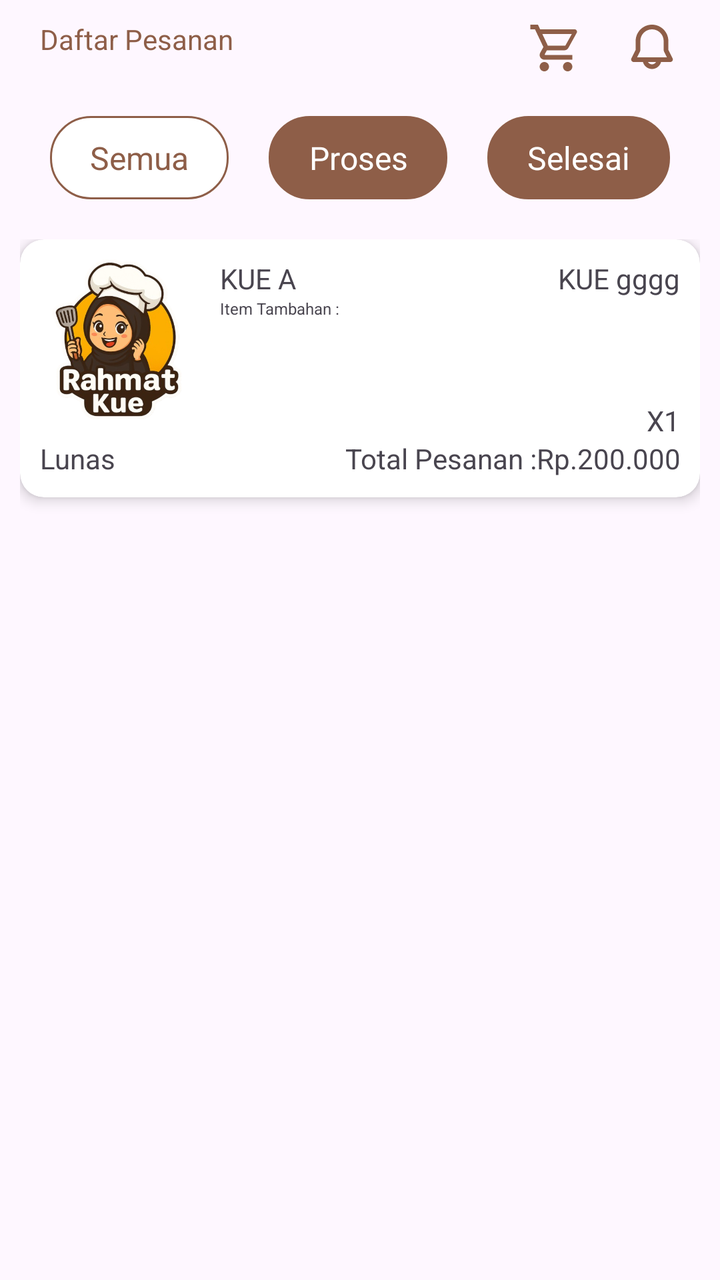
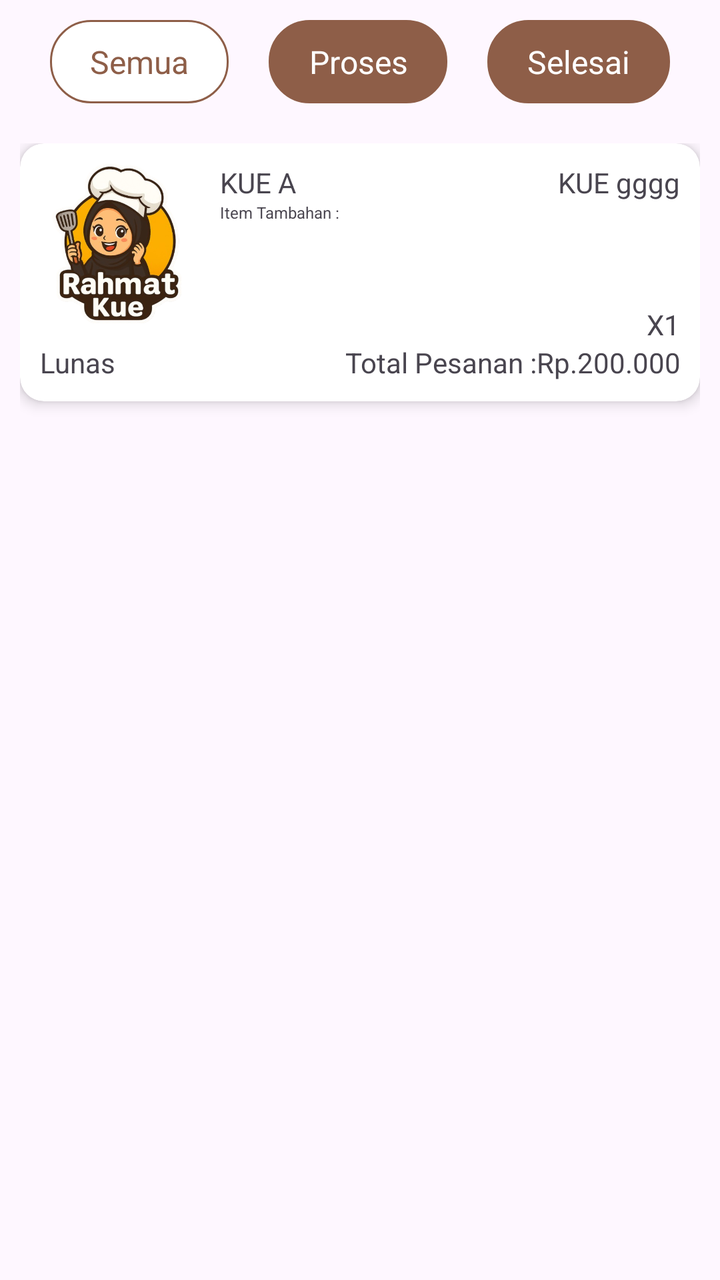

The first picture is an Android layout as it rendered before a commit; the second is the same layout after the commit. The layout source and the unified diff follow.
<!-- AndroidManifest.xml: application theme Theme.RahmatBakery -->
<!-- res/layout/fragment_pesanan.xml -->
<?xml version="1.0" encoding="utf-8"?>
<LinearLayout xmlns:android="http://schemas.android.com/apk/res/android"
    xmlns:app="http://schemas.android.com/apk/res-auto"
    xmlns:tools="http://schemas.android.com/tools"
    android:layout_width="match_parent"
    android:layout_height="match_parent"
    tools:context=".pelanggan.PesananFragment"
    android:orientation="vertical">


    
    <RelativeLayout
        android:layout_width="match_parent"
        android:layout_height="wrap_content"
        android:padding="10dp"
        >

        <TextView
            android:layout_marginLeft="10dp"
            android:layout_width="wrap_content"
            android:layout_height="wrap_content"
            android:text="Daftar Pesanan"
            android:textColor="@color/primary"
            style="@style/TextAppearance.Material3.HeadlineSmall.Emphasized"
            />

        <ImageView
            android:id="@+id/icon_cart"
            android:layout_width="28dp"
            android:layout_height="28dp"
            android:background="@android:color/transparent"
            android:src="@drawable/cart"
            android:layout_marginRight="20dp"
            android:layout_toLeftOf="@id/icon_notif"
            />

        <ImageView
            android:id="@+id/icon_notif"
            android:layout_width="28dp"
            android:layout_height="28dp"
            android:background="@android:color/transparent"
            android:src="@drawable/notif"
            android:layout_alignParentEnd="true"
            android:layout_marginRight="10dp"
            />

    </RelativeLayout>


    
    <LinearLayout
        android:layout_width="wrap_content"
        android:layout_height="wrap_content"
        android:orientation="horizontal"
        android:layout_gravity="center"
        android:padding="10dp">
        <TextView
            android:id="@+id/btn_semua"
            android:layout_width="wrap_content"
            android:layout_height="wrap_content"
            android:layout_below="@id/SearchBar"
            android:text="Semua"
            android:textColor="@color/primary"
            android:background="@drawable/btn_outline"
            android:textSize="16sp"
            android:layout_marginHorizontal="10dp"
            android:textAlignment="center"
            />

        <TextView
            android:id="@+id/btn_proses"
            android:layout_width="wrap_content"
            android:layout_height="wrap_content"
            android:layout_below="@id/SearchBar"
            android:text="Proses"
            android:textColor="@color/white"
            android:background="@drawable/btn_full"
            android:layout_toRightOf="@id/btn_semua"
            android:textSize="16sp"
            android:layout_marginHorizontal="10dp"
            android:textAlignment="center"
            />

        <TextView
            android:id="@+id/btn_selesai"
            android:layout_width="wrap_content"
            android:layout_height="wrap_content"
            android:layout_below="@id/SearchBar"
            android:text="Selesai"
            android:textColor="@color/white"
            android:background="@drawable/btn_full"
            android:layout_toRightOf="@id/btn_proses"
            android:textSize="16sp"
            android:layout_marginHorizontal="10dp"
            android:textAlignment="center"
            />
    </LinearLayout>

    
    <ScrollView
        android:layout_width="match_parent"
        android:layout_height="match_parent">

        <LinearLayout
        android:layout_width="match_parent"
        android:layout_height="match_parent"
        android:padding="10dp"
        android:orientation="vertical">


        <androidx.cardview.widget.CardView
        android:id="@+id/pesanan1"
        android:layout_width="match_parent"
        android:layout_height="wrap_content"
        android:backgroundTint="@color/cardview_light_background"
        app:cardElevation="4dp"
        app:cardCornerRadius="12dp"
        android:layout_marginBottom="10dp">

        <RelativeLayout
        android:layout_width="match_parent"
        android:layout_height="wrap_content"
        android:padding="10dp">

        <ImageView
            android:id="@+id/imgProduct1"
            android:layout_width="80dp"
            android:layout_height="80dp"
            android:src="@drawable/logo"
            android:scaleType="centerCrop" />

            <TextView
                android:id="@+id/namakue"
                android:layout_width="match_parent"
                android:layout_height="wrap_content"
                android:layout_toRightOf="@id/imgProduct1"
                android:layout_marginStart="10dp"
                android:text="KUE A"/>

            <TextView
                android:layout_width="match_parent"
                android:layout_height="wrap_content"
                android:gravity="right"
                android:text="KUE gggg"/>

            <TextView
                android:id="@+id/itemtambahan"
                android:layout_width="match_parent"
                android:layout_height="wrap_content"
                android:layout_toRightOf="@id/imgProduct1"
                android:layout_marginStart="10dp"
                android:textSize="8sp"
                android:layout_below="@id/namakue"
                android:text="Item Tambahan :"/>

            <TextView
                android:id="@+id/statuspembayaran"
                android:layout_width="match_parent"
                android:layout_height="wrap_content"
                android:layout_below="@id/imgProduct1"
                android:layout_marginTop="10dp"
                android:text="Lunas"/>

            <TextView
                android:id="@+id/totalpesanan"
                android:layout_width="match_parent"
                android:layout_height="wrap_content"
                android:layout_alignBottom="@id/statuspembayaran"
                android:layout_marginStart="10dp"
                android:gravity="right"
                android:text="Total Pesanan :Rp.200.000"/>

            <TextView
                android:layout_width="match_parent"
                android:layout_height="wrap_content"
                android:layout_above="@id/totalpesanan"
                android:text="X1"
                android:gravity="right"/>

        </RelativeLayout>
    </androidx.cardview.widget.CardView>
    </LinearLayout>

    </ScrollView>

</LinearLayout>
<!-- resources referenced by this layout -->
<resources>
  <color name="primary">#8E5E48</color>
  <color name="white">#FFFFFFFF</color>
  <!-- drawable btn_full (drawable) -->
  <?xml version="1.0" encoding="utf-8"?>
  <shape xmlns:android="http://schemas.android.com/apk/res/android">
      <solid android:color="@color/primary"/>
      <corners android:radius="20dp" />
      <padding android:left="20dp" android:top="10dp"
          android:right="20dp" android:bottom="10dp" />
      <stroke android:color="@color/primary" android:width="1dp" />
  </shape>
  <!-- drawable cart (drawable) -->
  <vector xmlns:android="http://schemas.android.com/apk/res/android"
      android:width="34dp"
      android:height="34dp"
      android:viewportWidth="34"
      android:viewportHeight="34">
    <path
        android:pathData="M24.083,25.5C24.835,25.5 25.556,25.798 26.087,26.33C26.618,26.861 26.917,27.582 26.917,28.333C26.917,29.085 26.618,29.805 26.087,30.337C25.556,30.868 24.835,31.167 24.083,31.167C23.332,31.167 22.611,30.868 22.08,30.337C21.549,29.805 21.25,29.085 21.25,28.333C21.25,26.761 22.511,25.5 24.083,25.5ZM1.417,2.833H6.049L7.381,5.667H28.333C28.709,5.667 29.069,5.816 29.335,6.082C29.601,6.347 29.75,6.708 29.75,7.083C29.75,7.324 29.679,7.565 29.58,7.792L24.508,16.957C24.027,17.822 23.092,18.417 22.029,18.417H11.475L10.2,20.726L10.158,20.896C10.158,20.99 10.195,21.08 10.261,21.146C10.328,21.213 10.418,21.25 10.512,21.25H26.917V24.083H9.917C9.165,24.083 8.445,23.785 7.913,23.253C7.382,22.722 7.083,22.001 7.083,21.25C7.083,20.754 7.211,20.287 7.423,19.89L9.35,16.419L4.25,5.667H1.417V2.833ZM9.917,25.5C10.668,25.5 11.389,25.798 11.92,26.33C12.452,26.861 12.75,27.582 12.75,28.333C12.75,29.085 12.452,29.805 11.92,30.337C11.389,30.868 10.668,31.167 9.917,31.167C9.165,31.167 8.445,30.868 7.913,30.337C7.382,29.805 7.083,29.085 7.083,28.333C7.083,26.761 8.344,25.5 9.917,25.5ZM22.667,15.583L26.605,8.5H8.698L12.042,15.583H22.667Z"
        android:fillColor="#8E5E48"/>
  </vector>
  <!-- drawable notif (drawable) -->
  <vector xmlns:android="http://schemas.android.com/apk/res/android"
      android:width="36dp"
      android:height="36dp"
      android:viewportWidth="36"
      android:viewportHeight="36">
    <path
        android:pathData="M7.5,13.5C7.5,10.715 8.606,8.045 10.575,6.075C12.545,4.106 15.215,3 18,3C20.785,3 23.455,4.106 25.425,6.075C27.394,8.045 28.5,10.715 28.5,13.5V19.146L31.233,24.612C31.359,24.864 31.418,25.143 31.406,25.424C31.393,25.705 31.309,25.978 31.161,26.218C31.013,26.457 30.806,26.654 30.561,26.791C30.315,26.928 30.038,27 29.757,27H23.811C23.477,28.287 22.726,29.427 21.674,30.241C20.622,31.055 19.33,31.497 18,31.497C16.67,31.497 15.378,31.055 14.326,30.241C13.274,29.427 12.523,28.287 12.189,27H6.243C5.962,27 5.685,26.928 5.439,26.791C5.194,26.654 4.987,26.457 4.839,26.218C4.691,25.978 4.607,25.705 4.594,25.424C4.582,25.143 4.641,24.864 4.767,24.612L7.5,19.146V13.5ZM15.402,27C15.665,27.456 16.044,27.835 16.5,28.098C16.956,28.361 17.473,28.5 18,28.5C18.527,28.5 19.044,28.361 19.5,28.098C19.956,27.835 20.335,27.456 20.598,27H15.402ZM18,6C16.011,6 14.103,6.79 12.697,8.197C11.29,9.603 10.5,11.511 10.5,13.5V19.146C10.5,19.611 10.392,20.071 10.184,20.487L8.429,24H27.573L25.818,20.487C25.609,20.071 25.5,19.612 25.5,19.146V13.5C25.5,11.511 24.71,9.603 23.303,8.197C21.897,6.79 19.989,6 18,6Z"
        android:fillColor="#8E5E48"
        android:fillType="evenOdd"/>
  </vector>
  <style name="Theme.RahmatBakery" parent="Base.Theme.RahmatBakery" />
  <style name="Base.Theme.RahmatBakery" parent="Theme.Material3.DayNight.NoActionBar">
          
           <item name="colorPrimary">@color/primary</item>
          <item name="colorOnPrimary">@color/background</item>
          <item name="colorSecondary">@color/primary</item>
          <item name="colorOnSecondary">@color/background</item>
  
      </style>
  <color name="background">#FFF6F3</color>
  <!-- unchanged entries left out for length: 2 -->
</resources>

<!-- the commit's change to res/layout/fragment_pesanan.xml (unified diff, before → after) -->
@@ -4,48 +4,8 @@
     xmlns:tools="http://schemas.android.com/tools"
     android:layout_width="match_parent"
     android:layout_height="match_parent"
-    tools:context=".pelanggan.PesananFragment"
+    tools:context=".pelanggan.fragment.PesananFragment"
     android:orientation="vertical">
-
-
-    
-    <RelativeLayout
-        android:layout_width="match_parent"
-        android:layout_height="wrap_content"
-        android:padding="10dp"
-        >
-
-        <TextView
-            android:layout_marginLeft="10dp"
-            android:layout_width="wrap_content"
-            android:layout_height="wrap_content"
-            android:text="Daftar Pesanan"
-            android:textColor="@color/primary"
-            style="@style/TextAppearance.Material3.HeadlineSmall.Emphasized"
-            />
-
-        <ImageView
-            android:id="@+id/icon_cart"
-            android:layout_width="28dp"
-            android:layout_height="28dp"
-            android:background="@android:color/transparent"
-            android:src="@drawable/cart"
-            android:layout_marginRight="20dp"
-            android:layout_toLeftOf="@id/icon_notif"
-            />
-
-        <ImageView
-            android:id="@+id/icon_notif"
-            android:layout_width="28dp"
-            android:layout_height="28dp"
-            android:background="@android:color/transparent"
-            android:src="@drawable/notif"
-            android:layout_alignParentEnd="true"
-            android:layout_marginRight="10dp"
-            />
-
-    </RelativeLayout>
-
 
     
     <LinearLayout
<!-- resource entries referenced after the edit -->
@@ -11,27 +11,6 @@
           android:right="20dp" android:bottom="10dp" />
       <stroke android:color="@color/primary" android:width="1dp" />
   </shape>
-  <!-- drawable cart (drawable) -->
-  <vector xmlns:android="http://schemas.android.com/apk/res/android"
-      android:width="34dp"
-      android:height="34dp"
-      android:viewportWidth="34"
-      android:viewportHeight="34">
-    <path
-        android:pathData="M24.083,25.5C24.835,25.5 25.556,25.798 26.087,26.33C26.618,26.861 26.917,27.582 26.917,28.333C26.917,29.085 26.618,29.805 26.087,30.337C25.556,30.868 24.835,31.167 24.083,31.167C23.332,31.167 22.611,30.868 22.08,30.337C21.549,29.805 21.25,29.085 21.25,28.333C21.25,26.761 22.511,25.5 24.083,25.5ZM1.417,2.833H6.049L7.381,5.667H28.333C28.709,5.667 29.069,5.816 29.335,6.082C29.601,6.347 29.75,6.708 29.75,7.083C29.75,7.324 29.679,7.565 29.58,7.792L24.508,16.957C24.027,17.822 23.092,18.417 22.029,18.417H11.475L10.2,20.726L10.158,20.896C10.158,20.99 10.195,21.08 10.261,21.146C10.328,21.213 10.418,21.25 10.512,21.25H26.917V24.083H9.917C9.165,24.083 8.445,23.785 7.913,23.253C7.382,22.722 7.083,22.001 7.083,21.25C7.083,20.754 7.211,20.287 7.423,19.89L9.35,16.419L4.25,5.667H1.417V2.833ZM9.917,25.5C10.668,25.5 11.389,25.798 11.92,26.33C12.452,26.861 12.75,27.582 12.75,28.333C12.75,29.085 12.452,29.805 11.92,30.337C11.389,30.868 10.668,31.167 9.917,31.167C9.165,31.167 8.445,30.868 7.913,30.337C7.382,29.805 7.083,29.085 7.083,28.333C7.083,26.761 8.344,25.5 9.917,25.5ZM22.667,15.583L26.605,8.5H8.698L12.042,15.583H22.667Z"
-        android:fillColor="#8E5E48"/>
-  </vector>
-  <!-- drawable notif (drawable) -->
-  <vector xmlns:android="http://schemas.android.com/apk/res/android"
-      android:width="36dp"
-      android:height="36dp"
-      android:viewportWidth="36"
-      android:viewportHeight="36">
-    <path
-        android:pathData="M7.5,13.5C7.5,10.715 8.606,8.045 10.575,6.075C12.545,4.106 15.215,3 18,3C20.785,3 23.455,4.106 25.425,6.075C27.394,8.045 28.5,10.715 28.5,13.5V19.146L31.233,24.612C31.359,24.864 31.418,25.143 31.406,25.424C31.393,25.705 31.309,25.978 31.161,26.218C31.013,26.457 30.806,26.654 30.561,26.791C30.315,26.928 30.038,27 29.757,27H23.811C23.477,28.287 22.726,29.427 21.674,30.241C20.622,31.055 19.33,31.497 18,31.497C16.67,31.497 15.378,31.055 14.326,30.241C13.274,29.427 12.523,28.287 12.189,27H6.243C5.962,27 5.685,26.928 5.439,26.791C5.194,26.654 4.987,26.457 4.839,26.218C4.691,25.978 4.607,25.705 4.594,25.424C4.582,25.143 4.641,24.864 4.767,24.612L7.5,19.146V13.5ZM15.402,27C15.665,27.456 16.044,27.835 16.5,28.098C16.956,28.361 17.473,28.5 18,28.5C18.527,28.5 19.044,28.361 19.5,28.098C19.956,27.835 20.335,27.456 20.598,27H15.402ZM18,6C16.011,6 14.103,6.79 12.697,8.197C11.29,9.603 10.5,11.511 10.5,13.5V19.146C10.5,19.611 10.392,20.071 10.184,20.487L8.429,24H27.573L25.818,20.487C25.609,20.071 25.5,19.612 25.5,19.146V13.5C25.5,11.511 24.71,9.603 23.303,8.197C21.897,6.79 19.989,6 18,6Z"
-        android:fillColor="#8E5E48"
-        android:fillType="evenOdd"/>
-  </vector>
   <style name="Theme.RahmatBakery" parent="Base.Theme.RahmatBakery" />
   <style name="Base.Theme.RahmatBakery" parent="Theme.Material3.DayNight.NoActionBar">
           
